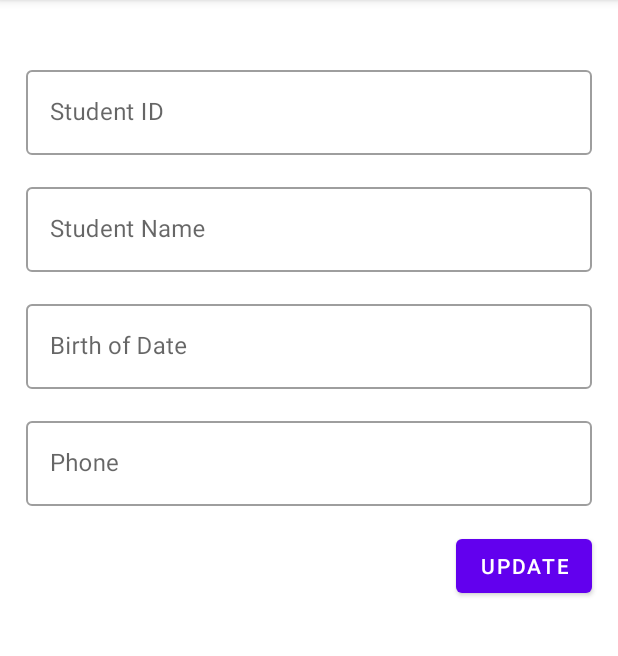
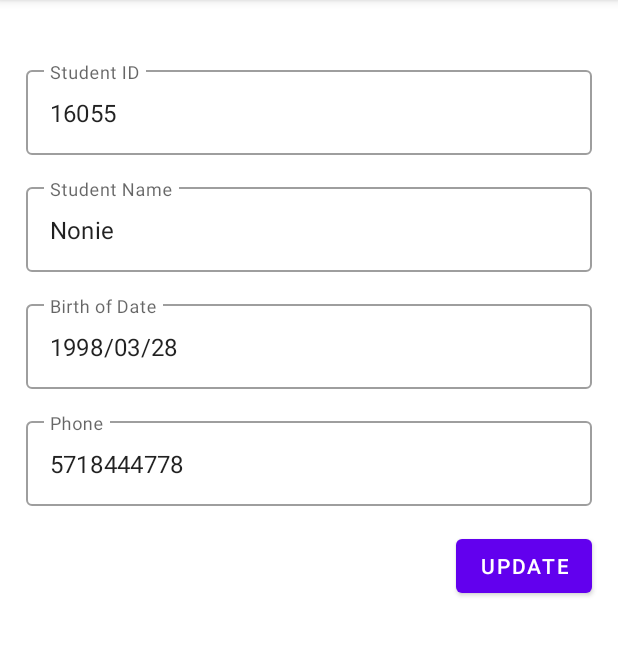
Before and after one commit to zefanya950/AdvWeek4160418044, an Android app: the StudentDetailFragment screen opened through its navigation route, on a phone screen of 412 x 824 dp, the part 84-740 px from its top. Run offline under Robolectric (Android 15) with nearby library versions, the phone set to English and light mode, and no system bars.

Commit message:
Homework Done, Belum bisa tampil foto.

```diff
--- a/app/src/main/java/com/ubaya/advweek4/view/StudentDetailFragment.kt
+++ b/app/src/main/java/com/ubaya/advweek4/view/StudentDetailFragment.kt
@@ -5,9 +5,15 @@ import androidx.fragment.app.Fragment
 import android.view.LayoutInflater
 import android.view.View
 import android.view.ViewGroup
+import androidx.lifecycle.Observer
+import androidx.lifecycle.ViewModelProvider
 import com.ubaya.advweek4.R
+import com.ubaya.advweek4.viewmodel.DetailViewModel
+import kotlinx.android.synthetic.main.fragment_student_detail.*
 
 class StudentDetailFragment : Fragment() {
+    private lateinit var viewModel: DetailViewModel
+
     override fun onCreateView(
         inflater: LayoutInflater, container: ViewGroup?,
         savedInstanceState: Bundle?
@@ -18,5 +24,20 @@ class StudentDetailFragment : Fragment() {
 
     override fun onViewCreated(view: View, savedInstanceState: Bundle?) {
         super.onViewCreated(view, savedInstanceState)
+        viewModel = ViewModelProvider(this).get(DetailViewModel::class.java)
+        viewModel.fetch()
+
+        observeViewModel()
+
+    }
+
+    fun observeViewModel(){
+        viewModel.studentLD.observe(viewLifecycleOwner, Observer {
+            txtID.setText(viewModel.studentLD.value?.id)
+            txtName.setText(viewModel.studentLD.value?.name)
+            txtBod.setText(viewModel.studentLD.value?.bod)
+            txtPhone.setText(viewModel.studentLD.value?.phone)
+
+        })
     }
 }
--- /dev/null
+++ b/app/src/main/java/com/ubaya/advweek4/viewmodel/DetailViewModel.kt
@@ -0,0 +1,16 @@
+package com.ubaya.advweek4.viewmodel
+
+import androidx.lifecycle.MutableLiveData
+import androidx.lifecycle.ViewModel
+import com.ubaya.advweek4.model.Student
+
+class DetailViewModel: ViewModel() {
+    val studentLD = MutableLiveData<Student>()
+
+    fun fetch() {
+        val student1 = Student("16055","Nonie","1998/03/28","5718444778",
+            "http://dummyimage.com/75x100.jpg/cc0000/ffffff")
+        studentLD.value = student1
+    }
+
+}
```
